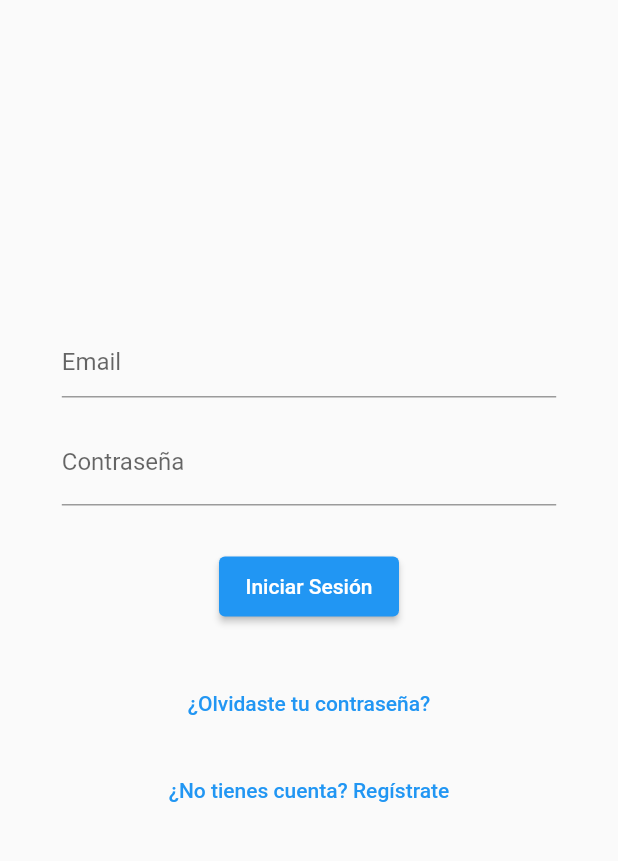
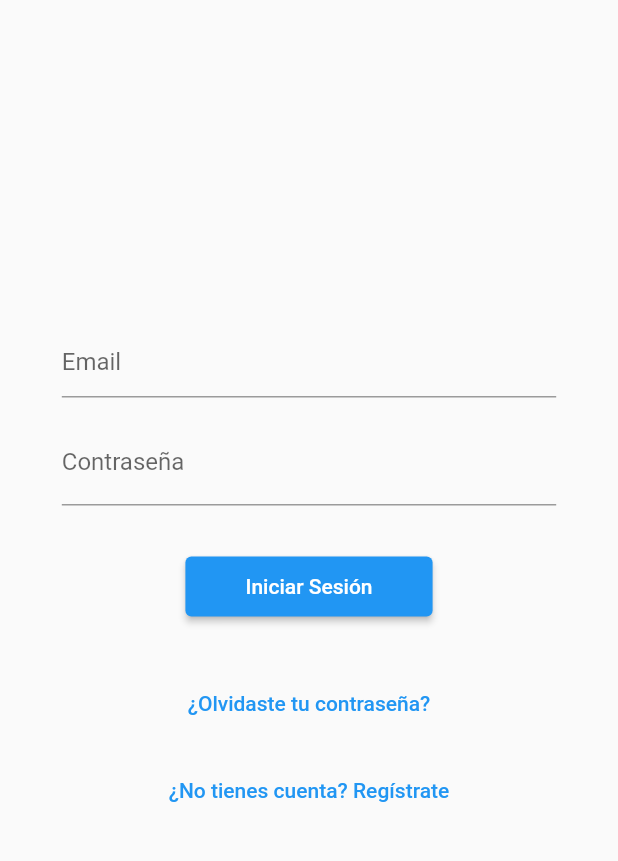
Before and after one commit to josuejx/tfg_auction, a Flutter app: the screen it shows after launch, item 2 of the bottom bar chosen, after a tap on "Login", on a phone screen of 412 x 824 dp, the part 84-945 px from its top. Run offline on Flutter 3.47's test engine with Material 2 defaults, Android fonts, the phone set to English and light mode, and no system bars; our stand-ins replace animate_do, animated_bottom_navigation_bar, auto_size_text, cloud_firestore, date_time_picker, file_picker and 7 more; missing offline and left inert: circular_reveal_animation; accounts and stored records are empty.

Commit message:
Ios exec y refactors

```diff
--- a/lib/screens/login_screen.dart
+++ b/lib/screens/login_screen.dart
@@ -79,6 +79,12 @@ class _LoginScreenState extends State<LoginScreen> {
                 });
 
                 try {
+                  Get.dialog(
+                    const AlertDialog(
+                      content: Text('Iniciando sesión...'),
+                    ),
+                    barrierDismissible: false,
+                  );
                   await Auth().signInWithEmailAndPassword(
                       email: _emailController.text,
                       password: _passwordController.text);
@@ -98,14 +104,12 @@ class _LoginScreenState extends State<LoginScreen> {
               },
               style: ElevatedButton.styleFrom(
                 fixedSize: Size(
-                    MediaQuery.of(context).size.width * 0.2 > 120
-                        ? MediaQuery.of(context).size.width * 0.2
+                    MediaQuery.of(context).size.width * 0.4 > 120
+                        ? MediaQuery.of(context).size.width * 0.4
                         : 120,
                     40),
               ),
-              child: _loading
-                  ? const CircularProgressIndicator()
-                  : const Text('Iniciar Sesión'),
+              child: const Text('Iniciar Sesión'),
             ),
             const SizedBox(height: 30),
             TextButton(
--- a/lib/screens/register_screen.dart
+++ b/lib/screens/register_screen.dart
@@ -56,8 +56,7 @@ class _RegisterScreenState extends State<RegisterScreen> {
       InkWell(
         onTap: () async {
           FilePickerResult? result = await FilePicker.platform.pickFiles(
-            type: FileType.custom,
-            allowedExtensions: ['jpg', 'png', 'jpeg'],
+            type: FileType.image,
           );
           if (result != null) {
             setState(() {
@@ -180,9 +179,12 @@ class _RegisterScreenState extends State<RegisterScreen> {
               email: _emailController.text);
 
           try {
+            Get.dialog(const Center(child: CircularProgressIndicator()),
+                barrierDismissible: false);
             await Auth().createUserWithEmailAndPassword(
                 email: usuario.email!, password: _passwordController.text);
             await DBUsuario().save(usuario, _image);
+            Get.back();
             Get.snackbar("Registro completado",
                 "Usuario creado correctamente, ya puede iniciar sesión",
                 backgroundColor: Colors.green, colorText: Colors.white);
--- a/lib/screens/splash_screen.dart
+++ b/lib/screens/splash_screen.dart
@@ -2,8 +2,6 @@ import 'package:animate_do/animate_do.dart';
 import 'package:flutter/material.dart';
 import 'package:get/get.dart';
 import 'package:tfg_auction/screens/home_screen.dart';
-import 'package:tfg_auction/screens/login_screen.dart';
-import 'package:tfg_auction/auth.dart';
 
 class SplashScreen extends StatefulWidget {
   const SplashScreen({Key? key}) : super(key: key);
@@ -18,14 +16,14 @@ class _SplashScreenState extends State<SplashScreen> {
   @override
   void initState() {
     super.initState();
-    Future.delayed(const Duration(seconds: 3), () {});
+    Future.delayed(const Duration(seconds: 3), () {
+      setState(() {
+        _loading = false;
+      });
 
-    setState(() {
-      _loading = false;
-    });
-
-    Future.delayed(const Duration(seconds: 1), () {
-      Get.offAll(() => HomeScreen());
+      Future.delayed(const Duration(seconds: 1), () {
+        Get.offAll(() => HomeScreen());
+      });
     });
   }
 
```
Also changed, not shown: lib/screens/product_screen.dart (+9 -0 lines), 12 other files.
